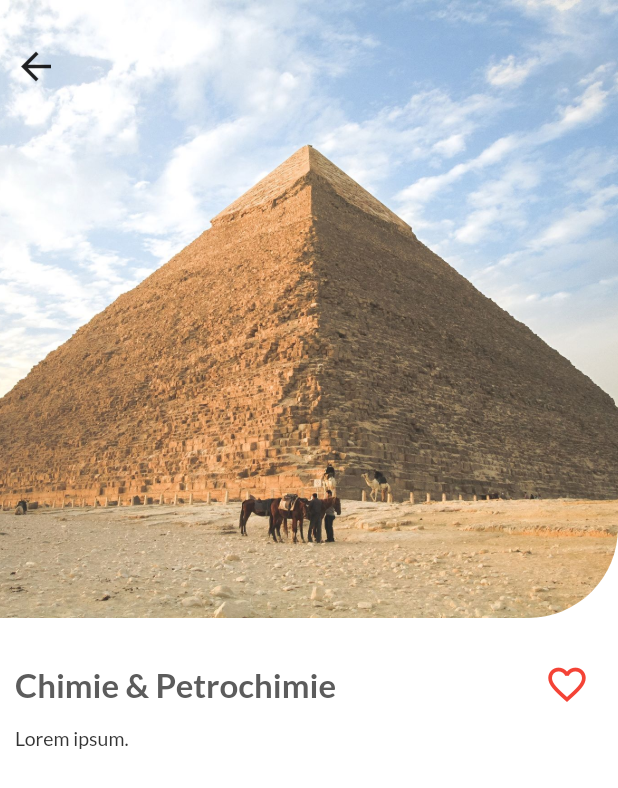
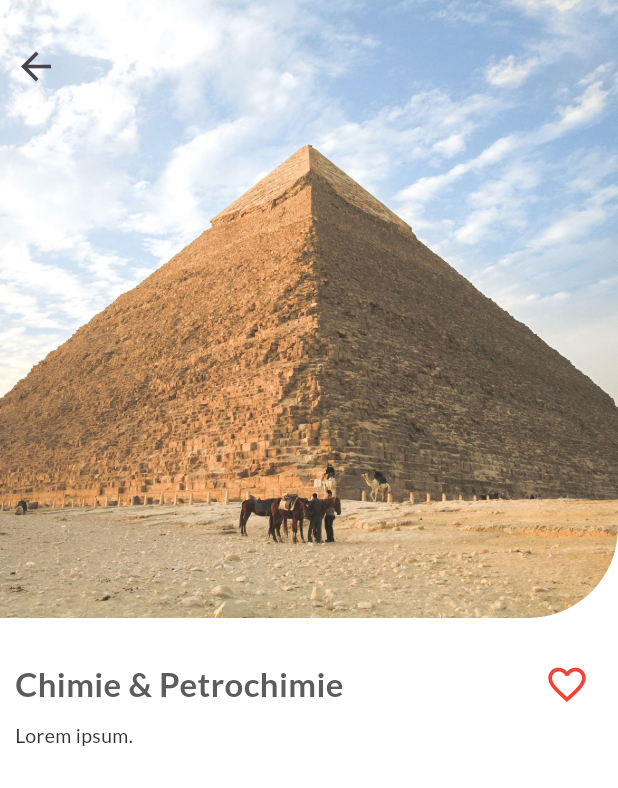
Before and after one commit to Drayano/AnnuairesEA-MobileAPP, a Flutter app: the screen it shows after launch, after a tap on "Chimie & Petrochimie", on a phone screen of 412 x 824 dp. Shown: the top 788 px of the screen. Run offline on Flutter 3.47's test engine with Material 2 defaults, Android fonts, the light colour scheme and no system bars; our stand-ins replace carousel_slider, flutter_rating_bar; missing offline and left inert: syncfusion_flutter_pdfviewer; project files that could hold a hidden picture were left out.

Commit message:
Minor theming changes + fixed a bug with secteur cards view that caused the view to be duplicated sometimes.

```diff
--- a/lib/main.dart
+++ b/lib/main.dart
@@ -23,6 +23,7 @@ class TravelApp extends StatelessWidget {
         title: 'Flutter Demo',
         debugShowCheckedModeBanner: false,
         theme: ThemeData(
+          useMaterial3: true,
           primarySwatch: Colors.blue,
           appBarTheme: const AppBarTheme(
             color: Color.fromRGBO(41, 182, 246, 1),
--- a/lib/screens/home.dart
+++ b/lib/screens/home.dart
@@ -28,8 +28,6 @@ class HomePage extends StatelessWidget {
               width: width,
               height: isPortrait ? height / 2 : width / 2,
               decoration: BoxDecoration(
-                borderRadius:
-                    const BorderRadius.only(bottomRight: Radius.circular(60.0)),
                 image: DecorationImage(
                   image: const AssetImage('assets/img004.jpg'),
                   colorFilter: ColorFilter.mode(
--- a/lib/screens/tab_navigation_view.dart
+++ b/lib/screens/tab_navigation_view.dart
@@ -106,7 +106,7 @@ class _TabNavigationView extends State<TabNavigationView> {
         selectedFontSize: 12,
         onTap: _onItemTapped,
         backgroundColor: Colors.white,
-        elevation: 18,
+        elevation: 0,
         type: BottomNavigationBarType.fixed,
         showUnselectedLabels: true,
       ),
--- a/lib/screens/views/secteur_cards_view.dart
+++ b/lib/screens/views/secteur_cards_view.dart
@@ -14,7 +14,6 @@ Widget secteurSection(data, String title, bool pdfview, [double? availableHeight
             crossAxisCount: 2,
           ),
           itemCount: data.length,
-          // scrollDirection: Axis.horizontal,
           itemBuilder: (context, index) {
             return Container(
               width: 160,
@@ -81,7 +80,6 @@ Widget secteurCard(
             Container(
               height: 110,
               decoration: BoxDecoration(
-                borderRadius: BorderRadius.circular(8.0),
                 image: DecorationImage(
                   image: AssetImage(img),
                   fit: BoxFit.cover,
@@ -89,7 +87,7 @@ Widget secteurCard(
               ),
             ),
             Container(
-              margin: const EdgeInsets.only(top: 18, left: 5),
+              margin: const EdgeInsets.only(top: 10, left: 5),
               child: Text(
                 name,
                 style: const TextStyle(
--- a/lib/widgets/home/suggestions.dart
+++ b/lib/widgets/home/suggestions.dart
@@ -71,11 +71,11 @@ Widget secteurCard(
   return Card(
     elevation: 3,
     shape: RoundedRectangleBorder(
-      borderRadius: BorderRadius.circular(10.0),
+      borderRadius: BorderRadius.circular(8.0),
     ),
     child: Container(
       decoration: BoxDecoration(
-        borderRadius: BorderRadius.circular(10.0),
+        borderRadius: BorderRadius.circular(8.0),
         color: Colors.white,
       ),
       child: InkWell(
@@ -86,7 +86,6 @@ Widget secteurCard(
             Container(
               height: 90,
               decoration: BoxDecoration(
-                borderRadius: BorderRadius.circular(10.0),
                 image: DecorationImage(
                   image: AssetImage(img),
                   fit: BoxFit.cover,
@@ -94,7 +93,7 @@ Widget secteurCard(
               ),
             ),
             Container(
-              margin: const EdgeInsets.only(top: 8, left: 5),
+              margin: const EdgeInsets.only(top: 10, left: 5),
               child: Text(
                 name,
                 style: const TextStyle(
```
Also changed, not shown: lib/screens/annuaire_pdf/annuaire_view.dart (+7 -11 lines), lib/screens/places/all_secteurs_view.dart (+7 -11 lines).
